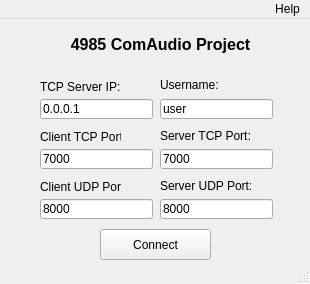
Above: src/application/mainwindow.ui from mvan/4985Final before the change. Below: the same form after it.
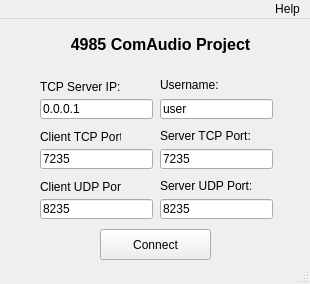
That is the form after the change.

Commit message: still working on TCP, port 7000 is bound to something so changed that

Diff of the .ui file:
```diff
--- a/src/application/mainwindow.ui
+++ b/src/application/mainwindow.ui
@@ -118,7 +118,7 @@
      <enum>Qt::NoContextMenu</enum>
     </property>
     <property name="text">
-     <string>7000</string>
+     <string>7235</string>
     </property>
    </widget>
    <widget class="QLabel" name="port">
@@ -160,7 +160,7 @@
      <enum>Qt::NoContextMenu</enum>
     </property>
     <property name="text">
-     <string>7000</string>
+     <string>7235</string>
     </property>
    </widget>
    <widget class="QLabel" name="port_3">
@@ -202,7 +202,7 @@
      <enum>Qt::NoContextMenu</enum>
     </property>
     <property name="text">
-     <string>8000</string>
+     <string>8235</string>
     </property>
    </widget>
    <widget class="QLineEdit" name="clientUDPPortValue">
@@ -218,7 +218,7 @@
      <enum>Qt::NoContextMenu</enum>
     </property>
     <property name="text">
-     <string>8000</string>
+     <string>8235</string>
     </property>
    </widget>
   </widget>
```
The commit also changes 1 other file.
